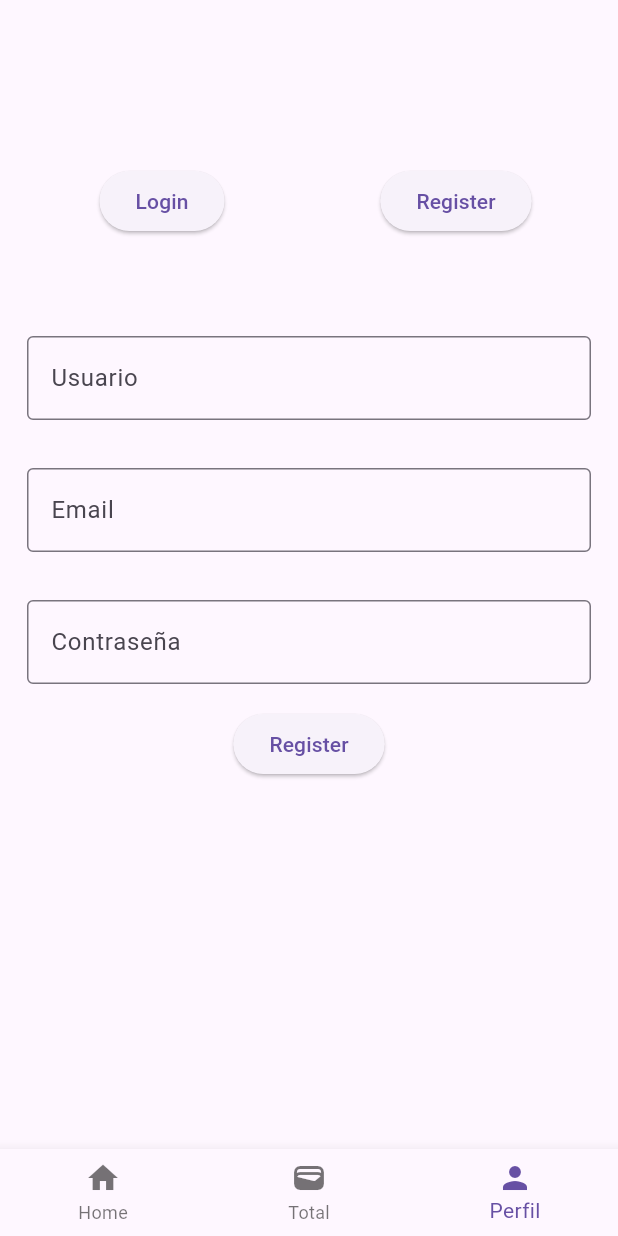
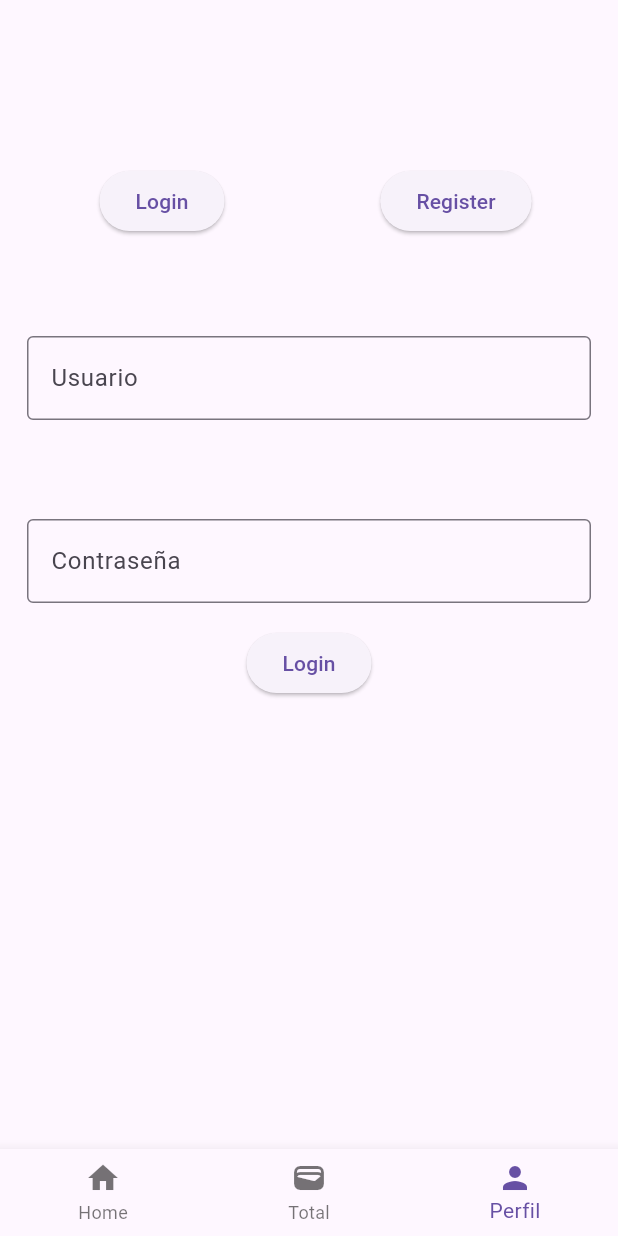
Before and after one commit to SergiPaz17/App-gestion-ventas, a Flutter app: the userlogin screen opened by its route, on a phone screen of 412 x 824 dp. Run offline on Flutter 3.47's test engine with Material 3 defaults, Android fonts, the phone set to English and light mode, and no system bars; our stand-ins replace firebase_core, supabase, supabase_flutter; accounts and stored records are empty.

Commit message:
desactiva el campo de email cuando se da click en login

```diff
--- a/app/lib/userlogin.dart
+++ b/app/lib/userlogin.dart
@@ -60,7 +60,7 @@ class _userlogin extends State<userlogin> {
   String password = "";
   String usuario = "";
 
-  bool islogin = false;
+  bool islogin = true;
 
   @override
   void initState() {
@@ -84,6 +84,7 @@ class _userlogin extends State<userlogin> {
             crossAxisAlignment: CrossAxisAlignment.center,
             children: [
               Row(
+
                 children: <Widget>[
                   Expanded(child:
                   Padding(
@@ -139,7 +140,7 @@ class _userlogin extends State<userlogin> {
               Padding(
                 padding:
                     const EdgeInsets.symmetric(horizontal: 8, vertical: 16),
-                child: TextFormField(
+                child: !islogin ? TextFormField(
                   controller: emailController,
                   decoration: const InputDecoration(
                       border: OutlineInputBorder(), labelText: "Email"),
@@ -149,13 +150,15 @@ class _userlogin extends State<userlogin> {
                     }
                     return null;
                   },
-                ),
+                ) : const Padding(padding: EdgeInsets.symmetric(horizontal: 8, vertical: 1),
+),
               ),
+
 
               Padding(
                 padding:
                     const EdgeInsets.symmetric(horizontal: 8, vertical: 16),
-                child: TextFormField(
+                child:  TextFormField(
                   controller: passwordController,
                   obscureText: true,
                   decoration: const InputDecoration(
```
